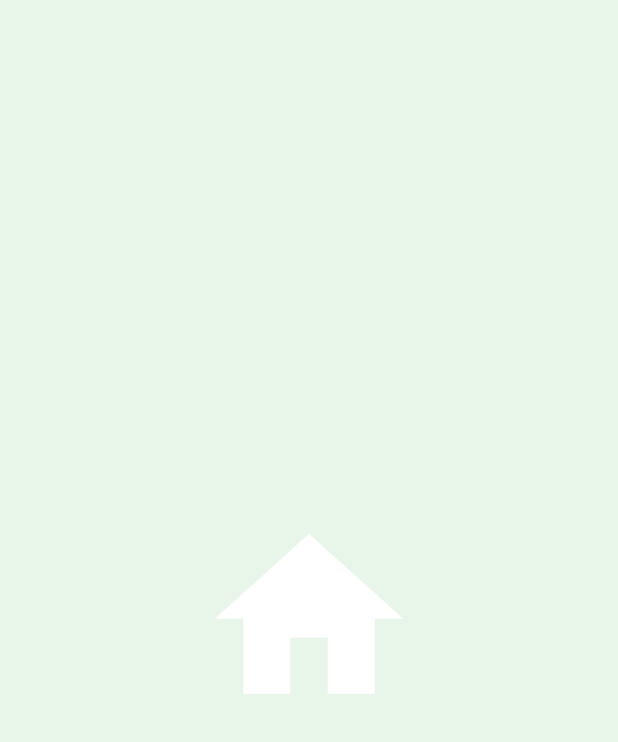
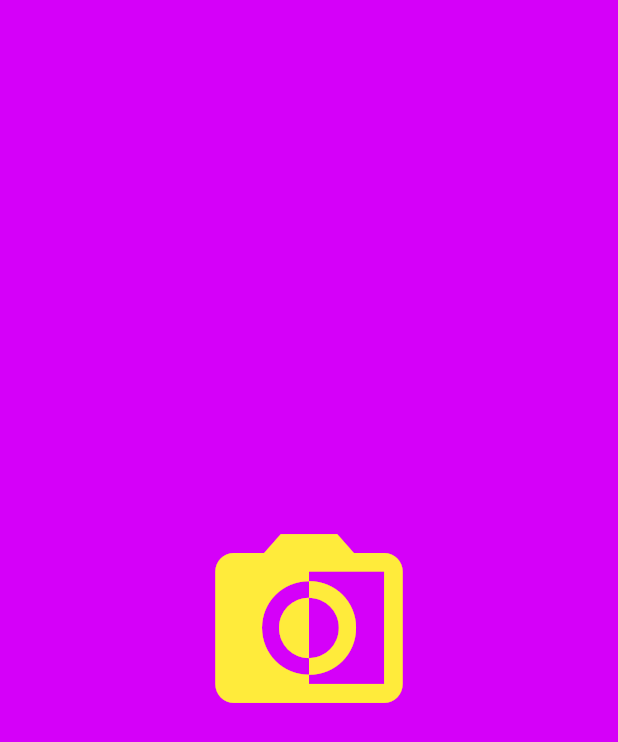
Before and after one commit to s6135410006/flutter_app_test1, a Flutter app: the ThirdCUI screen opened directly, on a phone screen of 412 x 824 dp. Shown: the top 742 px of the screen. Run offline on Flutter 3.47's test engine with Material 2 defaults, Android fonts, the phone set to English and light mode, and no system bars.

Commit message:
ode .4.1 :

```diff
--- a/lib/views/third_c_ui.dart
+++ b/lib/views/third_c_ui.dart
@@ -6,13 +6,14 @@ class ThirdCUI extends StatelessWidget {
   @override
   Widget build(BuildContext context) {
     return Scaffold(
-        backgroundColor: Colors.green.shade50,
-        body: Center(
-          child: Icon(
-            Icons.home,
-            size: 150.0,
-            color: Colors.white,
-          ),
-        ));
+      backgroundColor: Colors.purpleAccent[400],
+      body: Center(
+        child: Icon(
+          Icons.monochrome_photos,
+          size: 150.0,
+          color: Colors.yellow,
+        ),
+      ),
+    );
   }
 }
```
Also changed, not shown: lib/views/third_b_ui.dart (+7 -7 lines), lib/views/third_d_ui.dart (+9 -8 lines), lib/views/third_ui.dart (+18 -8 lines).
